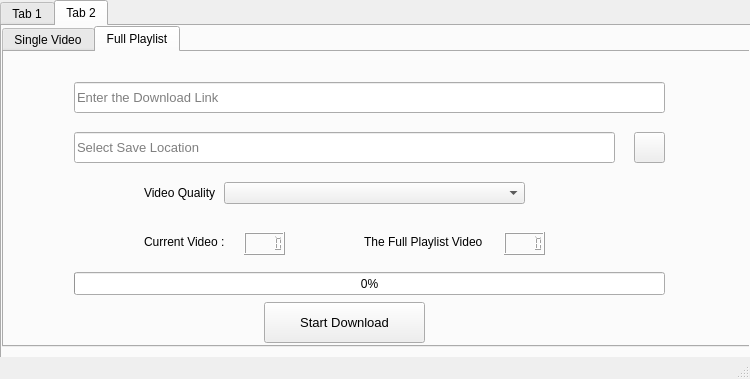
Qt form main.ui (gautamsood15/download_manager) before a commit.
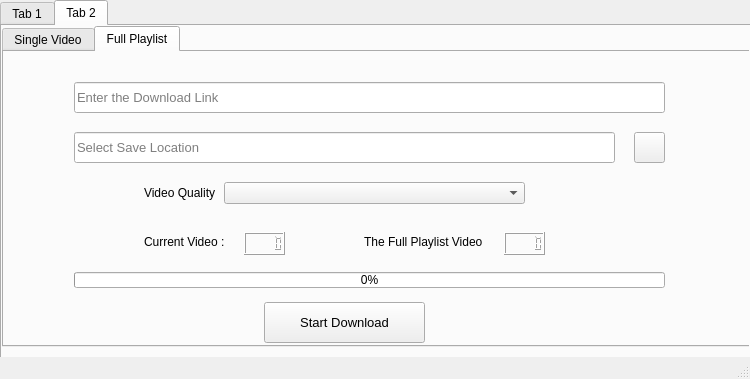
The same form after that commit. The open tabs and pages were chosen to show the change. Icons and pictures are not drawn.

Commit message: setting the download functionality using urllib

Patch:
```diff
--- a/main.ui
+++ b/main.ui
@@ -367,7 +367,7 @@
           <x>70</x>
           <y>220</y>
           <width>591</width>
-          <height>23</height>
+          <height>16</height>
          </rect>
         </property>
         <property name="value">
```
Left out of the diff: 6 changed lines with no effect on the pictures. The commit also changes 1 other file.
